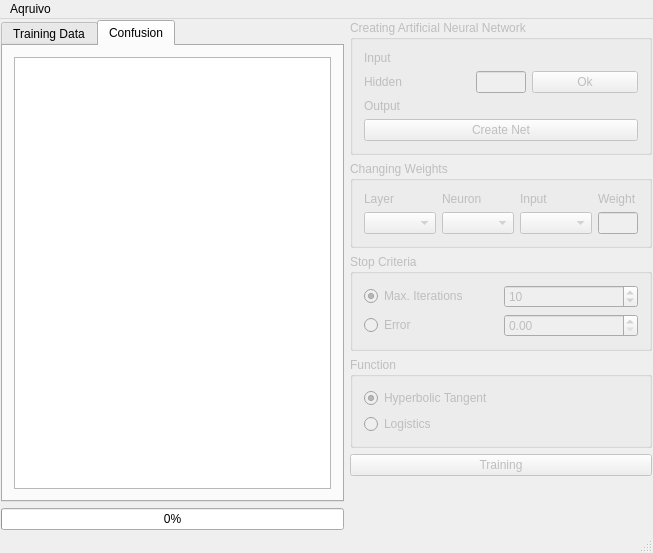
Qt form ANN_BP/mainwindow.ui (Akindart/ArtificialNeuralNetwork_BackPropagation) before a commit.
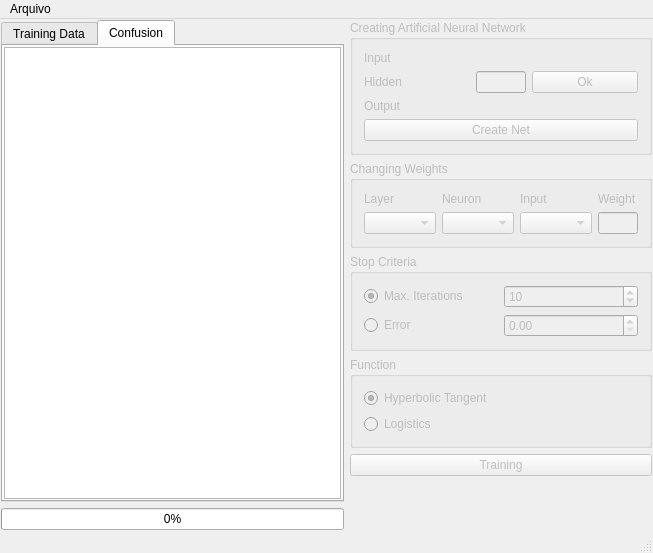
The same form after that commit.

Diff of the .ui file:
```diff
--- a/ANN_BP/mainwindow.ui
+++ b/ANN_BP/mainwindow.ui
@@ -49,6 +49,18 @@
           <string>Confusion</string>
          </attribute>
          <layout class="QVBoxLayout" name="verticalLayout_11">
+          <property name="leftMargin">
+           <number>1</number>
+          </property>
+          <property name="topMargin">
+           <number>1</number>
+          </property>
+          <property name="rightMargin">
+           <number>1</number>
+          </property>
+          <property name="bottomMargin">
+           <number>1</number>
+          </property>
           <item>
            <widget class="QTableWidget" name="tableWidget_2"/>
           </item>
@@ -361,16 +373,16 @@
      <height>20</height>
     </rect>
    </property>
-   <widget class="QMenu" name="menuAqruivo">
+   <widget class="QMenu" name="menuArquivo">
     <property name="title">
-     <string>Aqruivo</string>
+     <string>Arquivo</string>
     </property>
     <addaction name="actionAbrir_arquivo_de_teste"/>
     <addaction name="actionAbrir_arquivo_de_treinamento"/>
     <addaction name="actionCriar_nova_Rede"/>
     <addaction name="actionSalvar_matriz_de_confusao"/>
    </widget>
-   <addaction name="menuAqruivo"/>
+   <addaction name="menuArquivo"/>
   </widget>
   <action name="actionAbrir_arquivo_de_treinamento">
    <property name="text">
```
Left out of the diff: 12 changed lines with no effect on the pictures.
